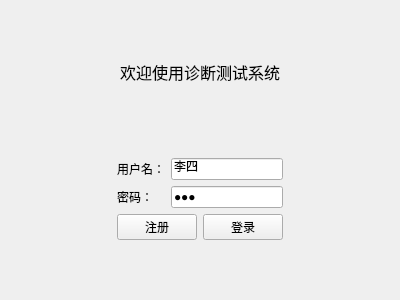
Old version of the form DiagnoseSystem/ui/loginview.ui in the repository moonnight123/QTDiagnoseSystem.
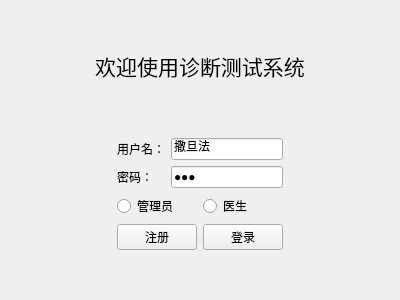
New version of the form.

Commit message: 增加了医生用户的登录以及可以查看医生信息和管理患者

```diff
--- a/DiagnoseSystem/ui/loginview.ui
+++ b/DiagnoseSystem/ui/loginview.ui
@@ -13,8 +13,8 @@
   <property name="windowTitle">
    <string>登录</string>
   </property>
-  <layout class="QVBoxLayout" name="verticalLayout_2">
-   <item>
+  <layout class="QGridLayout" name="gridLayout">
+   <item row="0" column="0">
     <spacer name="verticalSpacer">
      <property name="orientation">
       <enum>Qt::Vertical</enum>
@@ -27,12 +27,12 @@
      </property>
     </spacer>
    </item>
-   <item>
+   <item row="1" column="0">
     <widget class="QLabel" name="label">
      <property name="font">
       <font>
        <family>黑体</family>
-       <pointsize>12</pointsize>
+       <pointsize>16</pointsize>
       </font>
      </property>
      <property name="text">
@@ -43,7 +43,7 @@
      </property>
     </widget>
    </item>
-   <item>
+   <item row="2" column="0">
     <spacer name="verticalSpacer_2">
      <property name="orientation">
       <enum>Qt::Vertical</enum>
@@ -51,12 +51,12 @@
      <property name="sizeHint" stdset="0">
       <size>
        <width>20</width>
-       <height>68</height>
+       <height>50</height>
       </size>
      </property>
     </spacer>
    </item>
-   <item>
+   <item row="3" column="0">
     <layout class="QHBoxLayout" name="horizontalLayout_2">
      <item>
       <spacer name="horizontalSpacer_2">
@@ -92,7 +92,7 @@
          <item row="1" column="1">
           <widget class="QLineEdit" name="inputPassWord">
            <property name="text">
-            <string>120</string>
+            <string>666</string>
            </property>
            <property name="echoMode">
             <enum>QLineEdit::Password</enum>
@@ -102,7 +102,25 @@
          <item row="0" column="1">
           <widget class="QLineEdit" name="inputuserName">
            <property name="text">
-            <string>李四</string>
+            <string>撒旦法</string>
+           </property>
+          </widget>
+         </item>
+        </layout>
+       </item>
+       <item>
+        <layout class="QHBoxLayout" name="horizontalLayout_3">
+         <item>
+          <widget class="QRadioButton" name="rbmanage">
+           <property name="text">
+            <string>管理员</string>
+           </property>
+          </widget>
+         </item>
+         <item>
+          <widget class="QRadioButton" name="rbdoctor">
+           <property name="text">
+            <string>医生</string>
            </property>
           </widget>
          </item>
@@ -143,7 +161,7 @@
      </item>
     </layout>
    </item>
-   <item>
+   <item row="4" column="0">
     <spacer name="verticalSpacer_3">
      <property name="orientation">
       <enum>Qt::Vertical</enum>
```
The commit also changes 5 other files.
